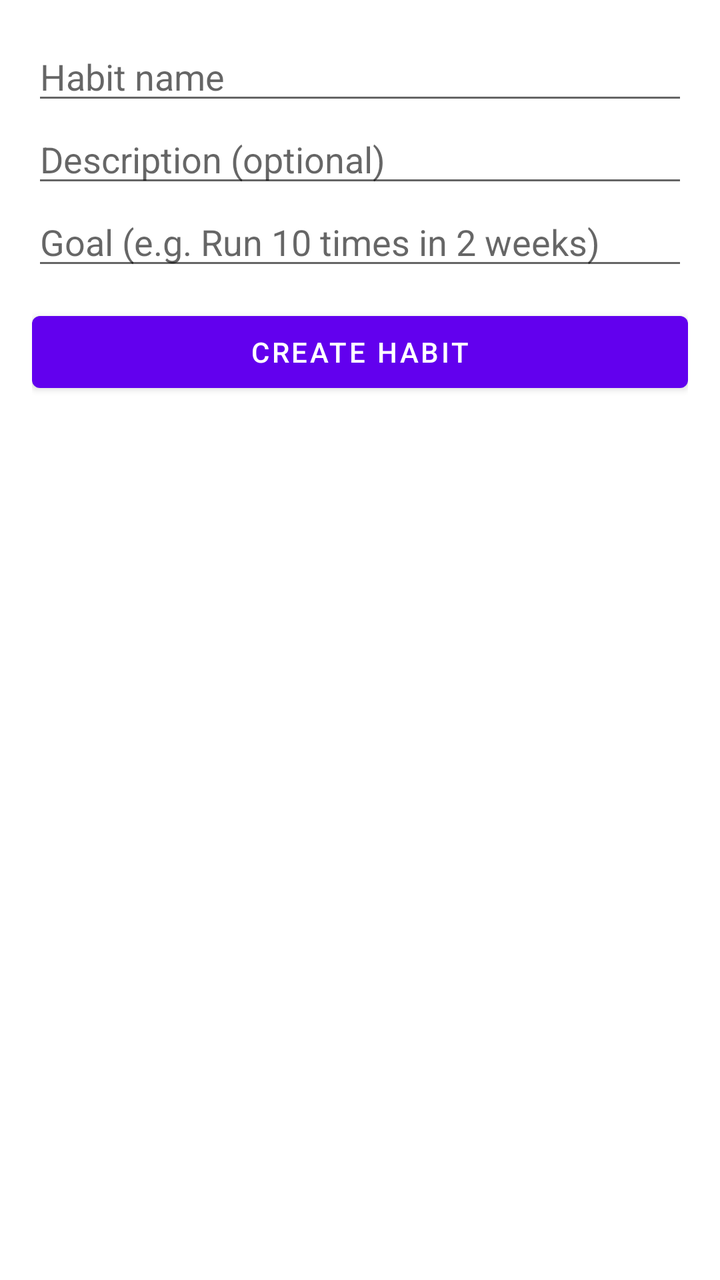
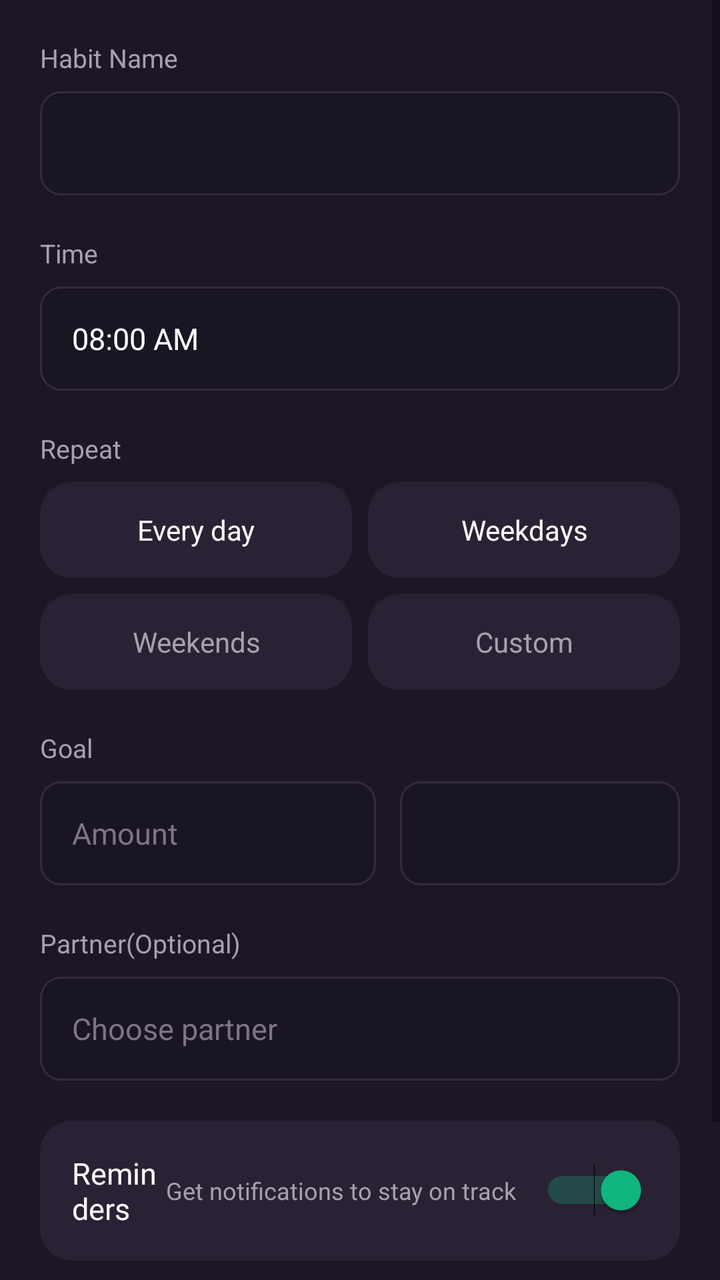

Before-and-after screenshots of an Android layout around one commit, followed by the original layout XML and the change that was made.
<!-- AndroidManifest.xml: application theme Theme.MyApplication -->
<!-- res/layout/activity_add_habit.xml -->
<?xml version="1.0" encoding="utf-8"?>
<ScrollView xmlns:android="http://schemas.android.com/apk/res/android"
    android:layout_width="match_parent"
    android:layout_height="match_parent"
    android:padding="16dp">

    <LinearLayout
        android:orientation="vertical"
        android:layout_width="match_parent"
        android:layout_height="wrap_content">

        <EditText
            android:id="@+id/etHabitName"
            android:layout_width="match_parent"
            android:layout_height="wrap_content"
            android:hint="Habit name" />

        <EditText
            android:id="@+id/etHabitDescription"
            android:layout_width="match_parent"
            android:layout_height="wrap_content"
            android:hint="Description (optional)" />

        <EditText
            android:id="@+id/etHabitGoal"
            android:layout_width="match_parent"
            android:layout_height="wrap_content"
            android:hint="Goal (e.g. Run 10 times in 2 weeks)" />

        <Button
            android:id="@+id/btnSubmitHabit"
            android:layout_width="match_parent"
            android:layout_height="wrap_content"
            android:text="Create Habit"
            android:layout_marginTop="12dp" />

    </LinearLayout>

</ScrollView>
<!-- resources referenced by this layout -->
<resources>
  <style name="Theme.MyApplication" parent="Theme.MaterialComponents.DayNight.DarkActionBar">
          
          <item name="colorPrimary">@color/purple_500</item>
          <item name="colorPrimaryVariant">@color/purple_700</item>
          <item name="colorOnPrimary">@color/white</item>
          
          <item name="colorSecondary">@color/teal_200</item>
          <item name="colorSecondaryVariant">@color/teal_700</item>
          <item name="colorOnSecondary">@color/black</item>
          
          <item name="android:statusBarColor">?attr/colorPrimaryVariant</item>
          
      </style>
  <color name="purple_500">#FF6200EE</color>
  <color name="purple_700">#FF3700B3</color>
  <color name="white">#FFFFFFFF</color>
  <color name="teal_200">#FF03DAC5</color>
  <color name="teal_700">#FF018786</color>
  <color name="black">#FF000000</color>
</resources>

<!-- the commit's change to res/layout/activity_add_habit.xml (unified diff, before → after) -->
@@ -2,37 +2,266 @@
 <ScrollView xmlns:android="http://schemas.android.com/apk/res/android"
     android:layout_width="match_parent"
     android:layout_height="match_parent"
-    android:padding="16dp">
+    android:background="@color/bg_default">
 
     <LinearLayout
         android:orientation="vertical"
         android:layout_width="match_parent"
-        android:layout_height="wrap_content">
+        android:layout_height="wrap_content"
+        android:padding="20dp">
+
+        <TextView
+            android:layout_width="wrap_content"
+            android:layout_height="wrap_content"
+            android:text="Habit Name"
+            android:textColor="@color/text_secondary"
+            android:textSize="13sp" />
+
+        <Spinner
+            android:id="@+id/spHabitName"
+            android:layout_width="match_parent"
+            android:layout_height="52dp"
+            android:background="@drawable/bg_input"
+            android:paddingLeft="16dp"
+            android:paddingRight="16dp"
+            android:layout_marginTop="8dp" />
 
         <EditText
             android:id="@+id/etHabitName"
-            android:layout_width="match_parent"
-            android:layout_height="wrap_content"
-            android:hint="Habit name" />
-
+            android:layout_width="0dp"
+            android:layout_height="0dp"
+            android:visibility="gone" />
+
+        
         <EditText
             android:id="@+id/etHabitDescription"
-            android:layout_width="match_parent"
-            android:layout_height="wrap_content"
-            android:hint="Description (optional)" />
+            android:layout_width="0dp"
+            android:layout_height="0dp"
+            android:visibility="gone" />
 
         <EditText
             android:id="@+id/etHabitGoal"
-            android:layout_width="match_parent"
-            android:layout_height="wrap_content"
-            android:hint="Goal (e.g. Run 10 times in 2 weeks)" />
+            android:layout_width="0dp"
+            android:layout_height="0dp"
+            android:visibility="gone" />
 
         <Button
             android:id="@+id/btnSubmitHabit"
-            android:layout_width="match_parent"
-            android:layout_height="wrap_content"
-            android:text="Create Habit"
-            android:layout_marginTop="12dp" />
+            android:layout_width="0dp"
+            android:layout_height="0dp"
+            android:visibility="gone" />
+
+        <TextView
+            android:layout_width="wrap_content"
+            android:layout_height="wrap_content"
+            android:text="Time"
+            android:textColor="@color/text_secondary"
+            android:textSize="13sp"
+            android:layout_marginTop="20dp" />
+
+        <TextView
+            android:id="@+id/tvTimePicker"
+            android:layout_width="match_parent"
+            android:layout_height="52dp"
+            android:background="@drawable/bg_input"
+            android:gravity="center_vertical"
+            android:paddingLeft="16dp"
+            android:text="08:00 AM"
+            android:textColor="@color/text_primary"
+            android:textSize="15sp"
+            android:layout_marginTop="8dp" />
+
+        <TextView
+            android:layout_width="wrap_content"
+            android:layout_height="wrap_content"
+            android:text="Repeat"
+            android:textColor="@color/text_secondary"
+            android:textSize="13sp"
+            android:layout_marginTop="20dp" />
+
+        <GridLayout
+            android:layout_width="match_parent"
+            android:layout_height="wrap_content"
+            android:layout_marginTop="8dp"
+            android:columnCount="2"
+            android:rowCount="2"
+            android:alignmentMode="alignBounds"
+            android:columnOrderPreserved="false">
+
+            <TextView
+                android:id="@+id/btnEveryDay"
+                android:layout_width="0dp"
+                android:layout_height="48dp"
+                android:layout_columnWeight="1"
+                android:layout_marginEnd="8dp"
+                android:layout_marginBottom="8dp"
+                android:gravity="center"
+                android:text="Every day"
+                android:background="@drawable/bg_card"
+                android:textColor="@color/text_primary"
+                android:textSize="14sp" />
+
+            <TextView
+                android:id="@+id/btnWeekdays"
+                android:layout_width="0dp"
+                android:layout_height="48dp"
+                android:layout_columnWeight="1"
+                android:layout_marginBottom="8dp"
+                android:gravity="center"
+                android:text="Weekdays"
+                android:background="@drawable/bg_card"
+                android:textColor="@color/text_primary"
+                android:textSize="14sp" />
+
+            <TextView
+                android:id="@+id/btnWeekends"
+                android:layout_width="0dp"
+                android:layout_height="48dp"
+                android:layout_columnWeight="1"
+                android:layout_marginEnd="8dp"
+                android:gravity="center"
+                android:text="Weekends"
+                android:background="@drawable/bg_card"
+                android:textColor="@color/text_secondary"
+                android:textSize="14sp" />
+
+            <TextView
+                android:id="@+id/btnCustom"
+                android:layout_width="0dp"
+                android:layout_height="48dp"
+                android:layout_columnWeight="1"
+                android:gravity="center"
+                android:text="Custom"
+                android:background="@drawable/bg_card"
+                android:textColor="@color/text_secondary"
+                android:textSize="14sp" />
+
+        </GridLayout>
+
+        
+        <TextView
+            android:layout_width="wrap_content"
+            android:layout_height="wrap_content"
+            android:text="Goal"
+            android:textColor="@color/text_secondary"
+            android:textSize="13sp"
+            android:layout_marginTop="20dp" />
+
+        <LinearLayout
+            android:layout_width="match_parent"
+            android:layout_height="wrap_content"
+            android:orientation="horizontal"
+            android:layout_marginTop="8dp">
+
+            <EditText
+                android:id="@+id/etGoalAmount"
+                android:layout_width="0dp"
+                android:layout_weight="1"
+                android:layout_height="52dp"
+                android:background="@drawable/bg_input"
+                android:hint="Amount"
+                android:paddingLeft="16dp"
+                android:paddingRight="16dp"
+                android:textColor="@color/text_primary"
+                android:textColorHint="@color/text_muted"
+                android:textSize="15sp"
+                android:inputType="number" />
+
+            <Spinner
+                android:id="@+id/spGoalUnit"
+                android:layout_width="140dp"
+                android:layout_height="52dp"
+                android:layout_marginLeft="12dp"
+                android:background="@drawable/bg_input" />
+
+        </LinearLayout>
+
+        
+        <TextView
+            android:layout_width="wrap_content"
+            android:layout_height="wrap_content"
+            android:text="Partner(Optional)"
+            android:textColor="@color/text_secondary"
+            android:textSize="13sp"
+            android:layout_marginTop="20dp" />
+
+        <TextView
+            android:id="@+id/tvChoosePartner"
+            android:layout_width="match_parent"
+            android:layout_height="52dp"
+            android:background="@drawable/bg_input"
+            android:gravity="center_vertical"
+            android:paddingLeft="16dp"
+            android:text="Choose partner"
+            android:textColor="@color/text_muted"
+            android:textSize="15sp"
+            android:layout_marginTop="8dp" />
+
+        
+        <LinearLayout
+            android:layout_width="match_parent"
+            android:layout_height="wrap_content"
+            android:orientation="horizontal"
+            android:gravity="center_vertical"
+            android:layout_marginTop="20dp"
+            android:padding="16dp"
+            android:background="@drawable/bg_card">
+
+            <TextView
+                android:layout_width="0dp"
+                android:layout_weight="1"
+                android:layout_height="wrap_content"
+                android:text="Reminders"
+                android:textColor="@color/text_primary"
+                android:textSize="15sp" />
+
+            <TextView
+                android:layout_width="wrap_content"
+                android:layout_height="wrap_content"
+                android:text="Get notifications to stay on track"
+                android:textColor="@color/text_secondary"
+                android:textSize="12sp"
+                android:layout_marginEnd="12dp" />
+
+            <Switch
+                android:id="@+id/switchReminders"
+                android:layout_width="wrap_content"
+                android:layout_height="wrap_content"
+                android:checked="true" />
+        </LinearLayout>
+
+        
+        <LinearLayout
+            android:layout_width="match_parent"
+            android:layout_height="wrap_content"
+            android:orientation="horizontal"
+            android:layout_marginTop="28dp">
+
+            <Button
+                android:id="@+id/btnCancel"
+                android:layout_width="0dp"
+                android:layout_weight="1"
+                android:layout_height="52dp"
+                android:background="@drawable/bg_card"
+                android:text="Cancel"
+                android:textColor="@color/text_primary"
+                android:textSize="15sp"
+                android:textAllCaps="false" />
+
+            <Button
+                android:id="@+id/btnCreate"
+                android:layout_width="0dp"
+                android:layout_weight="1"
+                android:layout_height="52dp"
+                android:layout_marginLeft="12dp"
+                android:background="@drawable/bg_button_primary"
+                android:text="Create"
+                android:textColor="@color/text_primary"
+                android:textSize="15sp"
+                android:textAllCaps="false"
+                android:textStyle="bold" />
+
+        </LinearLayout>
 
     </LinearLayout>
 
<!-- resource entries referenced after the edit -->
@@ -1,23 +1,57 @@
 <!-- resources referenced by this layout -->
 <resources>
+  <color name="bg_default">#1C1626</color>
+  <color name="text_muted">#7B7585</color>
+  <color name="text_primary">#FFFFFF</color>
+  <color name="text_secondary">#A6A0B0</color>
+  <!-- drawable bg_button_primary (drawable) -->
+  <?xml version="1.0" encoding="utf-8"?>
+  <shape xmlns:android="http://schemas.android.com/apk/res/android" android:shape="rectangle">
+      <gradient
+          android:angle="0"
+          android:startColor="@color/accent_purple_start"
+          android:endColor="@color/accent_purple_end"
+          android:type="linear" />
+      <corners android:radius="12dp" />
+      <size android:height="48dp" />
+  </shape>
+  <!-- drawable bg_card (drawable) -->
+  <?xml version="1.0" encoding="utf-8"?>
+  <shape xmlns:android="http://schemas.android.com/apk/res/android" android:shape="rectangle">
+      <solid android:color="@color/card_bg" />
+      <corners android:radius="16dp" />
+      <padding android:left="12dp" android:top="12dp" android:right="12dp" android:bottom="12dp" />
+  </shape>
+  <!-- drawable bg_input (drawable) -->
+  <?xml version="1.0" encoding="utf-8"?>
+  <shape xmlns:android="http://schemas.android.com/apk/res/android" android:shape="rectangle">
+      <solid android:color="@color/input_bg" />
+      <stroke android:width="1dp" android:color="@color/input_stroke" />
+      <corners android:radius="10dp" />
+      <padding android:left="12dp" android:top="12dp" android:right="12dp" android:bottom="12dp" />
+  </shape>
   <style name="Theme.MyApplication" parent="Theme.MaterialComponents.DayNight.DarkActionBar">
           
-          <item name="colorPrimary">@color/purple_500</item>
-          <item name="colorPrimaryVariant">@color/purple_700</item>
-          <item name="colorOnPrimary">@color/white</item>
+          <item name="colorPrimary">@color/accent_purple_start</item>
+          <item name="colorPrimaryVariant">@color/accent_purple_end</item>
+          <item name="colorOnPrimary">@color/text_primary</item>
+  
+          <item name="colorSecondary">@color/accent_green</item>
+          <item name="colorOnSecondary">@color/text_primary</item>
+  
+          <item name="android:statusBarColor">@color/bg_default</item>
+          <item name="android:navigationBarColor">@color/bg_default</item>
+  
           
-          <item name="colorSecondary">@color/teal_200</item>
-          <item name="colorSecondaryVariant">@color/teal_700</item>
-          <item name="colorOnSecondary">@color/black</item>
-          
-          <item name="android:statusBarColor">?attr/colorPrimaryVariant</item>
-          
+          <item name="android:colorBackground">@color/bg_default</item>
+          <item name="android:textColor">@color/text_primary</item>
+          <item name="android:windowBackground">@color/bg_default</item>
       </style>
-  <color name="purple_500">#FF6200EE</color>
-  <color name="purple_700">#FF3700B3</color>
-  <color name="white">#FFFFFFFF</color>
-  <color name="teal_200">#FF03DAC5</color>
-  <color name="teal_700">#FF018786</color>
-  <color name="black">#FF000000</color>
+  <color name="accent_purple_start">#6366F1</color>
+  <color name="accent_purple_end">#8B5CF6</color>
+  <color name="card_bg">#2A2234</color>
+  <color name="input_bg">#1A1523</color>
+  <color name="input_stroke">#332B3F</color>
+  <color name="accent_green">#10B981</color>
 </resources>
 
